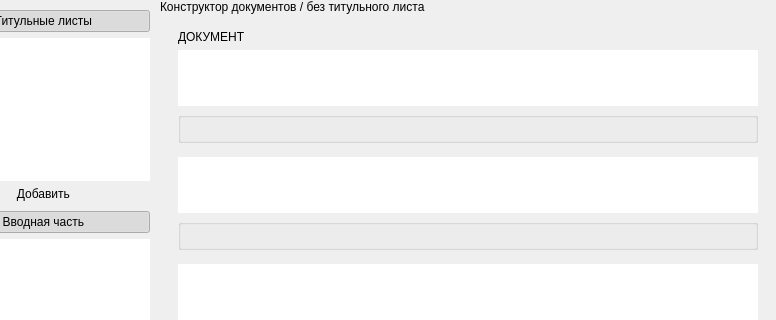
bordaregos/Voskresensk_ballons, file src/ui/designer/constructor_window.ui: the form before one commit; both pictures show x 124 to 900 and y 0 to 320 of the 900 by 640 pixel window.
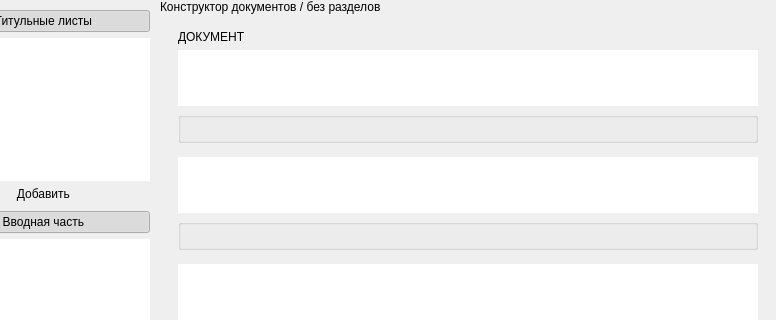
The form after the commit.

Commit message: feat: динамические разделы конструктора документов

```diff
--- a/src/ui/designer/constructor_window.ui
+++ b/src/ui/designer/constructor_window.ui
@@ -261,7 +261,7 @@
                  <property name="bottomMargin"><number>0</number></property>
                  <item>
                   <widget class="QLabel" name="crumbLabel">
-                   <property name="text"><string>Конструктор документов / без титульного листа</string></property>
+                   <property name="text"><string>Конструктор документов / без разделов</string></property>
                    <property name="wordWrap"><bool>true</bool></property>
                   </widget>
                  </item>
```
The commit also changes 9 other files.
